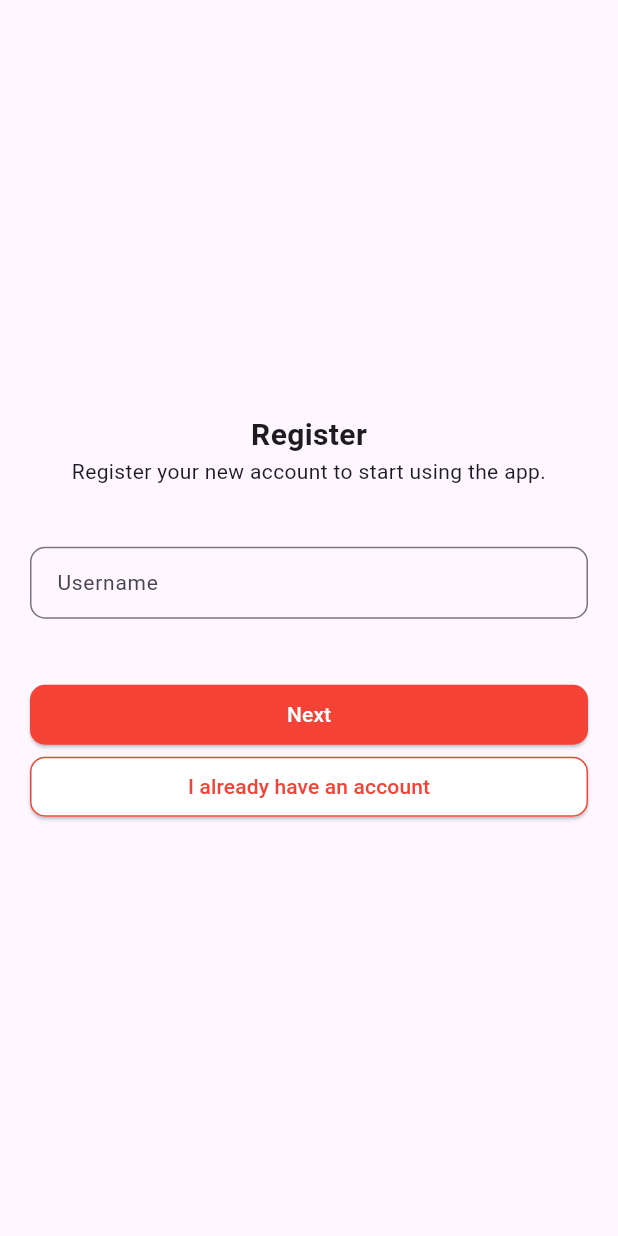
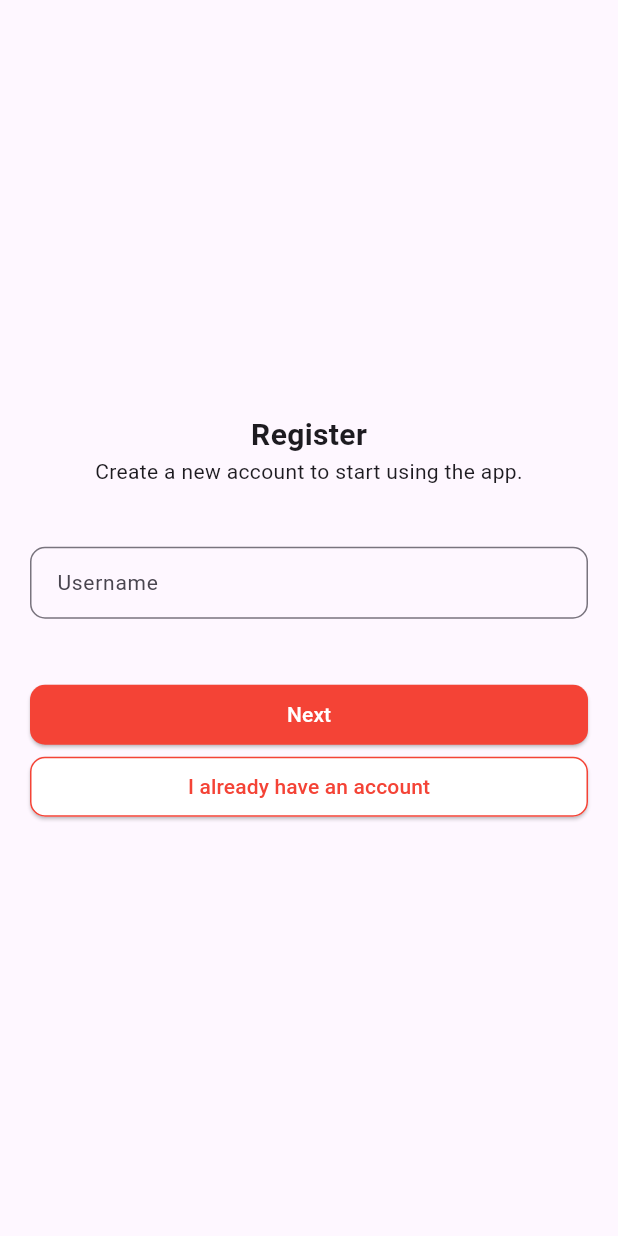
Before and after one commit to bryanfks-dev/Courtly, a Flutter app: the RegisterPage screen opened by its route, on a phone screen of 412 x 824 dp. Run offline on Flutter 3.47's test engine with Material 3 defaults, Android fonts, the phone set to English and light mode, and no system bars; our stand-ins replace flutter_svg, vector_graphics.

Commit message:
change login and register page description

```diff
--- a/lib/presentation/pages/login.dart
+++ b/lib/presentation/pages/login.dart
@@ -46,7 +46,7 @@ class LoginPage extends StatelessWidget {
                 ),
               ),
               const Text(
-                "Login into your existing account.",
+                "Signing into your existing account.",
                 textAlign: TextAlign.center,
                 style: TextStyle(fontSize: 14),
               ),
--- a/lib/presentation/pages/register.dart
+++ b/lib/presentation/pages/register.dart
@@ -226,7 +226,7 @@ class _RegisterPage extends State<RegisterPage> {
                   ),
                 ),
                 const Text(
-                  "Register your new account to start using the app.",
+                  "Create a new account to start using the app.",
                   textAlign: TextAlign.center,
                   style: TextStyle(fontSize: 14),
                 ),
```
